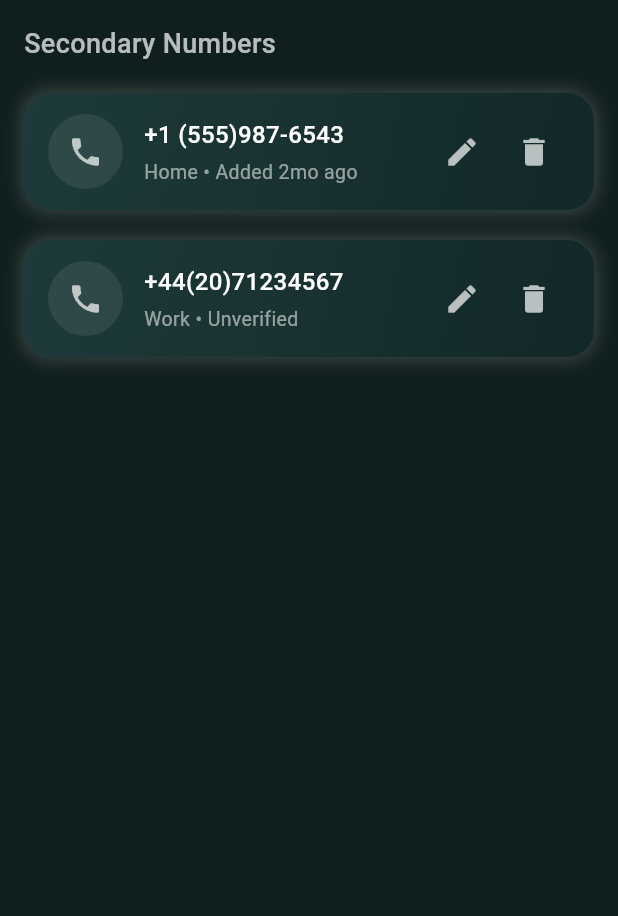
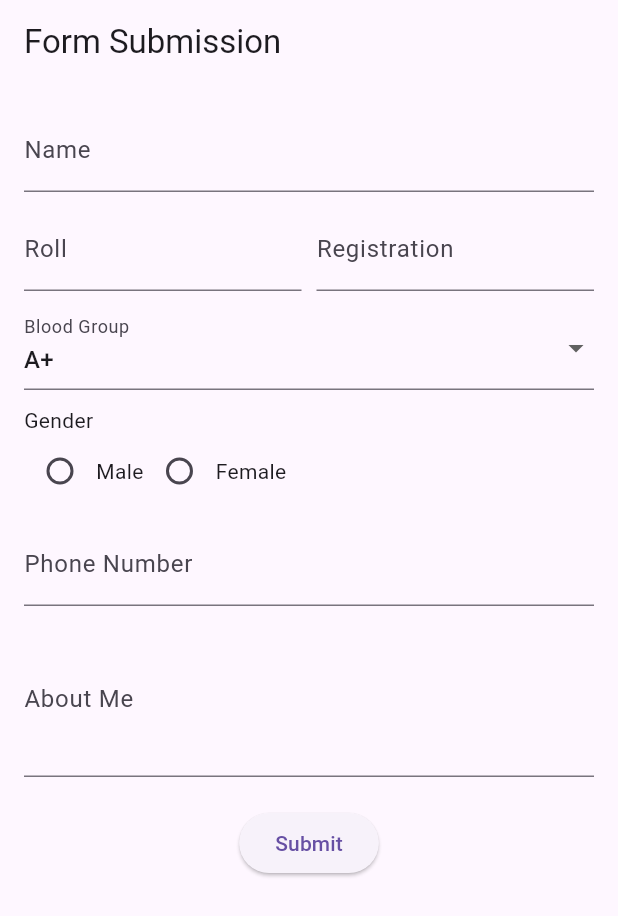
Before and after one commit to lazmi32167/Layout-Design-02-in-MAD, a Flutter app: the screen it shows after launch, on a phone screen of 412 x 824 dp. Shown: the top 916 px of the screen. Run offline on Flutter 3.47's test engine with Material 3 defaults, Android fonts, the phone set to English and light mode, and no system bars.

Commit message:
Form practice-01 assignment

```diff
--- a/lib/main.dart
+++ b/lib/main.dart
@@ -11,132 +11,200 @@ class MyApp extends StatelessWidget {
   Widget build(BuildContext context) {
     return const MaterialApp(
       debugShowCheckedModeBanner: false,
-      home: PhoneScreen(),
+      home: FormScreen(),
     );
   }
 }
 
-class PhoneScreen extends StatelessWidget {
-  const PhoneScreen({super.key});
+class FormScreen extends StatefulWidget {
+  const FormScreen({super.key});
+
+  @override
+  State<FormScreen> createState() => _FormScreenState();
+}
+
+class _FormScreenState extends State<FormScreen> {
+  final _formKey = GlobalKey<FormState>();
+
+  final nameController = TextEditingController();
+  final rollController = TextEditingController();
+  final regController = TextEditingController();
+  final phoneController = TextEditingController();
+  final aboutController = TextEditingController();
+
+  String bloodGroup = "A+";
+  String gender = "";
+
+  Map<String, String> submittedData = {};
 
   @override
   Widget build(BuildContext context) {
     return Scaffold(
-      backgroundColor: const Color(0xFF0F1E1E),
-      body: SafeArea(
-        child: Padding(
+      appBar: AppBar(title: const Text("Form Submission")),
+      body: SingleChildScrollView(
         padding: const EdgeInsets.all(16),
         child: Column(
+          children: [
+
+            Form(
+              key: _formKey,
+              child: Column(
+                children: [
+
+                  TextFormField(
+                    controller: nameController,
+                    decoration: const InputDecoration(labelText: "Name"),
+                    validator: (value) =>
+                        value!.isEmpty ? "Enter name" : null,
+                  ),
+
+                  const SizedBox(height: 10),
+
+                  Row(
+                    children: [
+                      Expanded(
+                        child: TextFormField(
+                          controller: rollController,
+                          decoration:
+                              const InputDecoration(labelText: "Roll"),
+                          validator: (value) =>
+                              value!.isEmpty ? "Enter roll" : null,
+                        ),
+                      ),
+                      const SizedBox(width: 10),
+                      Expanded(
+                        child: TextFormField(
+                          controller: regController,
+                          decoration: const InputDecoration(
+                              labelText: "Registration"),
+                          validator: (value) =>
+                              value!.isEmpty ? "Enter reg" : null,
+                        ),
+                      ),
+                    ],
+                  ),
+
+                  const SizedBox(height: 10),
+
+                  DropdownButtonFormField(
+                    value: bloodGroup,
+                    items: ["A+", "B+", "O+", "AB+"]
+                        .map((e) =>
+                            DropdownMenuItem(value: e, child: Text(e)))
+                        .toList(),
+                    onChanged: (value) {
+                      setState(() {
+                        bloodGroup = value!;
+                      });
+                    },
+                    decoration:
+                        const InputDecoration(labelText: "Blood Group"),
+                  ),
+
+                  const SizedBox(height: 10),
+
+                  Column(
                     crossAxisAlignment: CrossAxisAlignment.start,
                     children: [
-              const Text(
-                "Secondary Numbers",
-                style: TextStyle(
-                  color: Colors.white70,
-                  fontSize: 18,
-                  fontWeight: FontWeight.w500,
+                      const Text("Gender"),
+                      Row(
+                        children: [
+                          Radio(
+                            value: "Male",
+                            groupValue: gender,
+                            onChanged: (value) {
+                              setState(() {
+                                gender = value!;
+                              });
+                            },
+                          ),
+                          const Text("Male"),
+                          Radio(
+                            value: "Female",
+                            groupValue: gender,
+                            onChanged: (value) {
+                              setState(() {
+                                gender = value!;
+                              });
+                            },
+                          ),
+                          const Text("Female"),
+                        ],
+                      ),
+                    ],
+                  ),
+
+                  const SizedBox(height: 10),
+
+                  TextFormField(
+                    controller: phoneController,
+                    decoration:
+                        const InputDecoration(labelText: "Phone Number"),
+                  ),
+
+                  const SizedBox(height: 10),
+
+                  TextFormField(
+                    controller: aboutController,
+                    decoration:
+                        const InputDecoration(labelText: "About Me"),
+                    maxLines: 3,
+                  ),
+
+                  const SizedBox(height: 20),
+
+                  ElevatedButton(
+                    onPressed: () {
+                      if (_formKey.currentState!.validate()) {
+                        setState(() {
+                          submittedData = {
+                            "Name": nameController.text,
+                            "Roll": rollController.text,
+                            "Registration": regController.text,
+                            "Blood": bloodGroup,
+                            "Gender": gender,
+                            "Phone": phoneController.text,
+                            "About": aboutController.text,
+                          };
+                        });
+
+                        nameController.clear();
+                        rollController.clear();
+                        regController.clear();
+                        phoneController.clear();
+                        aboutController.clear();
+                        gender = "";
+                      }
+                    },
+                    child: const Text("Submit"),
+                  ),
+                ],
               ),
             ),
 
             const SizedBox(height: 20),
 
-              phoneCard(
-                number: "+1 (555)987-6543",
-                label: "Home • Added 2mo ago",
+            if (submittedData.isNotEmpty)
+              Container(
+                width: double.infinity,
+                padding: const EdgeInsets.all(16),
+                decoration: BoxDecoration(
+                  color: Colors.green.shade100,
+                  borderRadius: BorderRadius.circular(10),
                 ),
-
-              const SizedBox(height: 20),
-
-              phoneCard(
-                number: "+44(20)71234567",
-                label: "Work • Unverified",
-              ),
-            ],
-          ),
-        ),
-      ),
-    );
-  }
-
-  Widget phoneCard({
-    required String number,
-    required String label,
-  }) {
-    return Container(
-      padding: const EdgeInsets.symmetric(horizontal: 16, vertical: 14),
-      decoration: BoxDecoration(
-        borderRadius: BorderRadius.circular(18),
-
-        gradient: const LinearGradient(
-          colors: [
-            Color(0xFF1E3A3A),
-            Color(0xFF132828),
-          ],
-          begin: Alignment.topLeft,
-          end: Alignment.bottomRight,
-        ),
-
-        boxShadow: [
-          BoxShadow(
-            color: Colors.white.withOpacity(0.2),
-            blurRadius: 10,
-            spreadRadius: 1,
-          ),
-        ],
-      ),
-
-      child: Row(
-        children: [
-          Container(
-            height: 50,
-            width: 50,
-            decoration: BoxDecoration(
-              shape: BoxShape.circle,
-              color: Colors.white.withOpacity(0.08),
-            ),
-            child: const Icon(
-              Icons.phone,
-              color: Colors.white70,
-            ),
-          ),
-
-          const SizedBox(width: 14),
-
-          Expanded(
                 child: Column(
                   crossAxisAlignment: CrossAxisAlignment.start,
-              children: [
-                Text(
-                  number,
-                  style: const TextStyle(
-                    color: Colors.white,
-                    fontSize: 16,
-                    fontWeight: FontWeight.w500,
-                  ),
-                ),
-                const SizedBox(height: 4),
-                Text(
-                  label,
-                  style: const TextStyle(
-                    color: Colors.white54,
-                    fontSize: 13,
+                  children: submittedData.entries.map((entry) {
+                    return Text(
+                      "${entry.key}: ${entry.value}",
+                      style: const TextStyle(fontSize: 16),
+                    );
+                  }).toList(),
                 ),
               ),
           ],
         ),
       ),
-
-          IconButton(
-            onPressed: () {},
-            icon: const Icon(Icons.edit, color: Colors.white70),
-          ),
-
-          IconButton(
-            onPressed: () {},
-            icon: const Icon(Icons.delete, color: Colors.white70),
-          ),
-        ],
-      ),
     );
   }
 }
```
Lines whose indentation alone changed are shown as unchanged.
